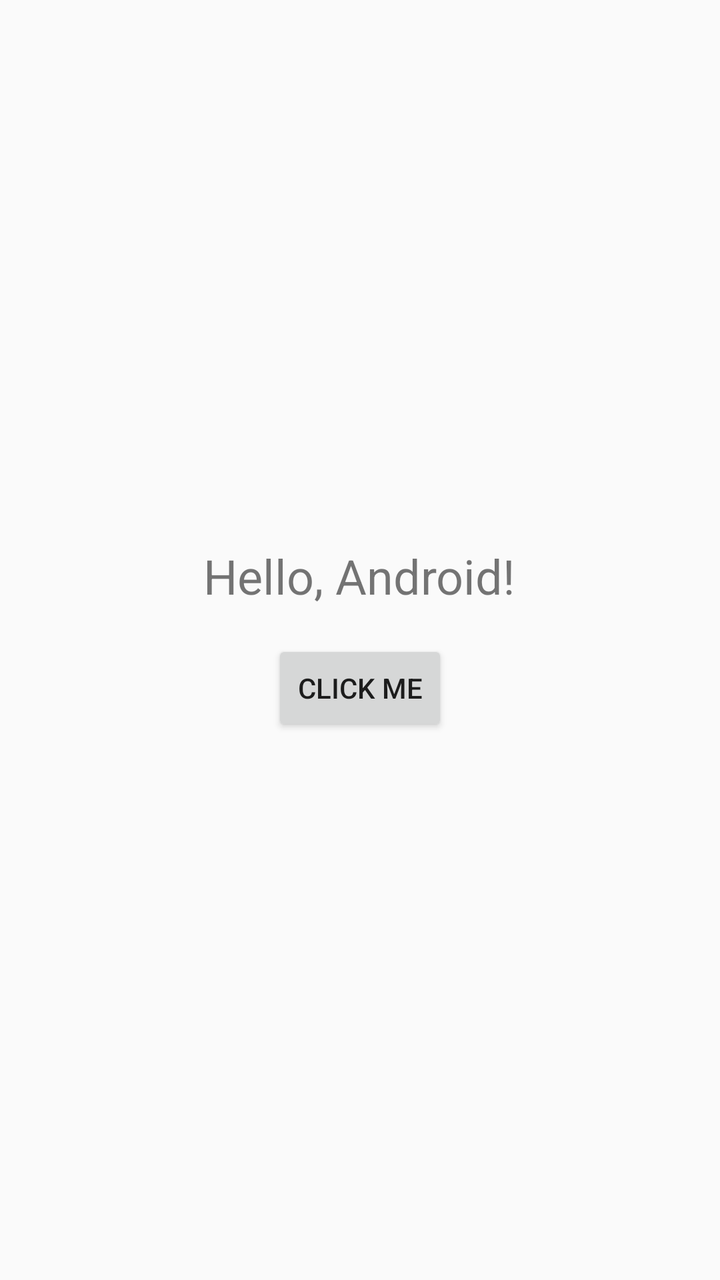
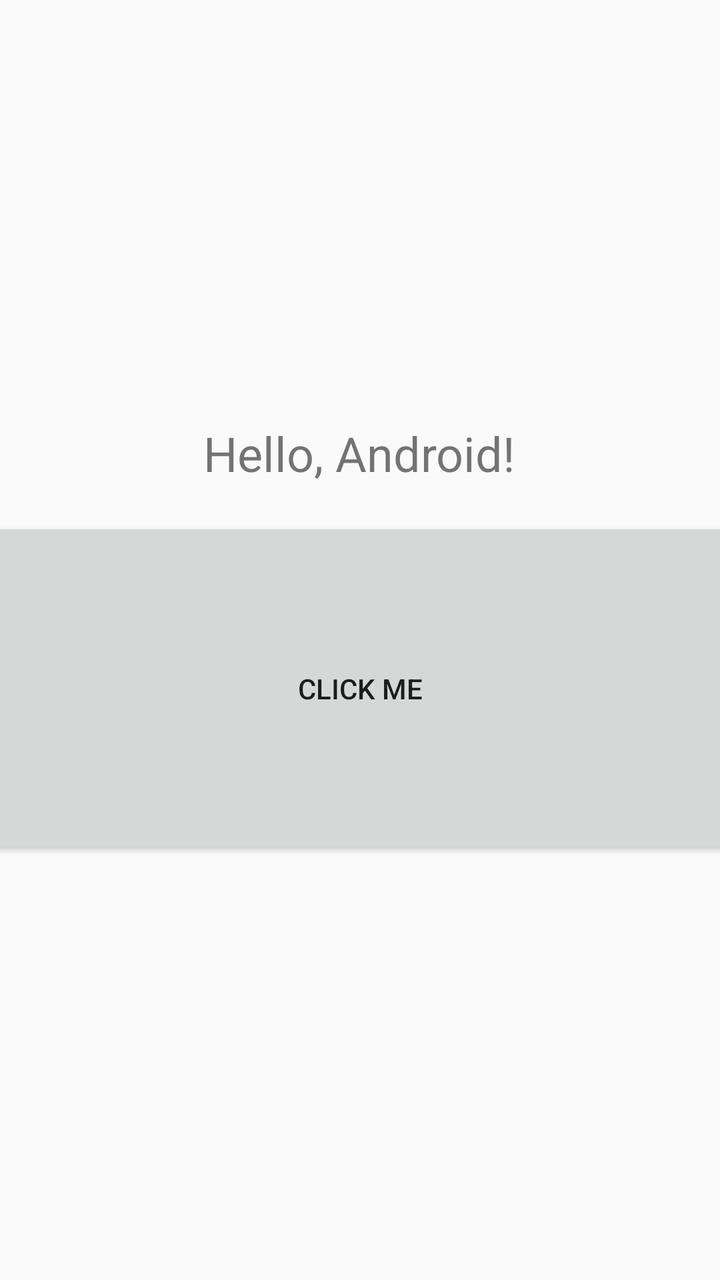

Before-and-after screenshots of an Android layout around one commit, followed by the original layout XML and the change that was made.
<!-- AndroidManifest.xml: activity theme Theme.RustDropAndroid -->
<!-- res/layout/activity_main.xml -->
<?xml version="1.0" encoding="utf-8"?>
<LinearLayout xmlns:android="http://schemas.android.com/apk/res/android"
    android:layout_width="match_parent"
    android:layout_height="match_parent"
    android:orientation="vertical"
    android:gravity="center">

    <TextView
        android:id="@+id/myTextView"
        android:layout_width="wrap_content"
        android:layout_height="wrap_content"
        android:text="Hello, Android!"
        android:textSize="24sp" />

    <Button
        android:id="@+id/myButton"
        android:layout_width="wrap_content"
        android:layout_height="wrap_content"
        android:text="Click Me"
        android:layout_marginTop="16dp"/>

</LinearLayout>
<!-- resources referenced by this layout -->
<resources>
  <style name="Theme.RustDropAndroid" parent="android:Theme.Material.Light.NoActionBar" />
</resources>

<!-- the commit's change to res/layout/activity_main.xml (unified diff, before → after) -->
@@ -14,9 +14,9 @@
 
     <Button
         android:id="@+id/myButton"
-        android:layout_width="wrap_content"
-        android:layout_height="wrap_content"
-        android:text="Click Me"
-        android:layout_marginTop="16dp"/>
+        android:layout_width="389dp"
+        android:layout_height="171dp"
+        android:layout_marginTop="16dp"
+        android:text="Click Me" />
 
 </LinearLayout>
